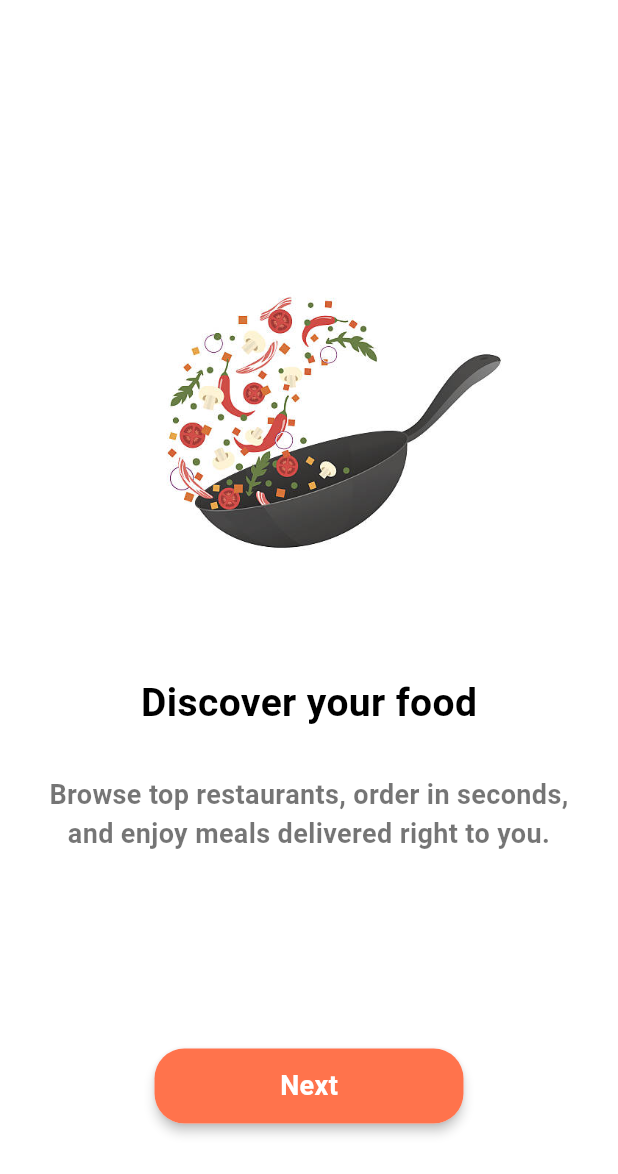
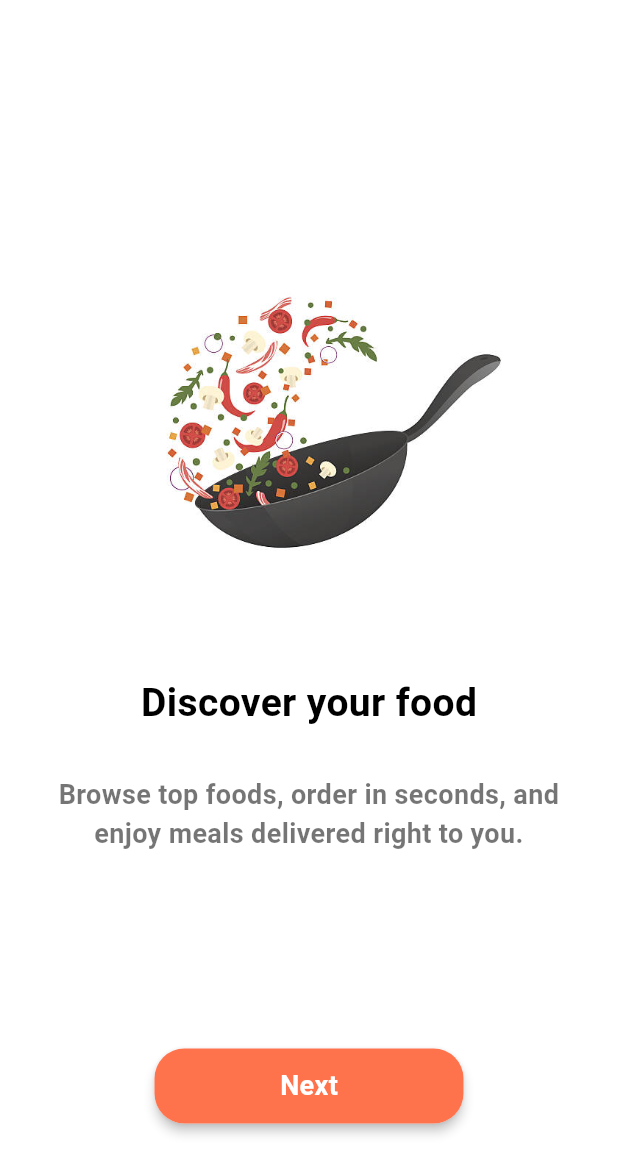
Before and after one commit to Drew-space/flutter_food_app, a Flutter app: the screen it shows after launch, on a phone screen of 412 x 824 dp. Shown: the top 1174 px of the screen. Run offline on Flutter 3.47's test engine with Material 3 defaults, Android fonts, the phone set to English and light mode, and no system bars; our stand-ins replace curved_navigation_bar.

Commit message:
fix: Update onboarding text and improve navigation tap handling

```diff
--- a/lib/page/onboarding.dart
+++ b/lib/page/onboarding.dart
@@ -38,7 +38,7 @@ class _OnboardingState extends State<Onboarding> {
             Padding(
               padding: const EdgeInsets.only(left: 20.0, right: 20.0),
               child: Text(
-                "Browse top restaurants, order in seconds, and enjoy meals delivered right to you.",
+                "Browse top foods, order in seconds, and enjoy meals delivered right to you.",
                 textAlign: TextAlign.center,
                 style: TextStyle(
                   fontSize: 18,
@@ -52,8 +52,11 @@ class _OnboardingState extends State<Onboarding> {
             SizedBox(height: 130.0),
 
             GestureDetector(
-              onTap:() {
-                Navigator.push(context, MaterialPageRoute(builder: (context) => BottomNav()));
+              onTap: () {
+                Navigator.push(
+                  context,
+                  MaterialPageRoute(builder: (context) => BottomNav()),
+                );
               },
               child: Material(
                 elevation: 3.0,
```
